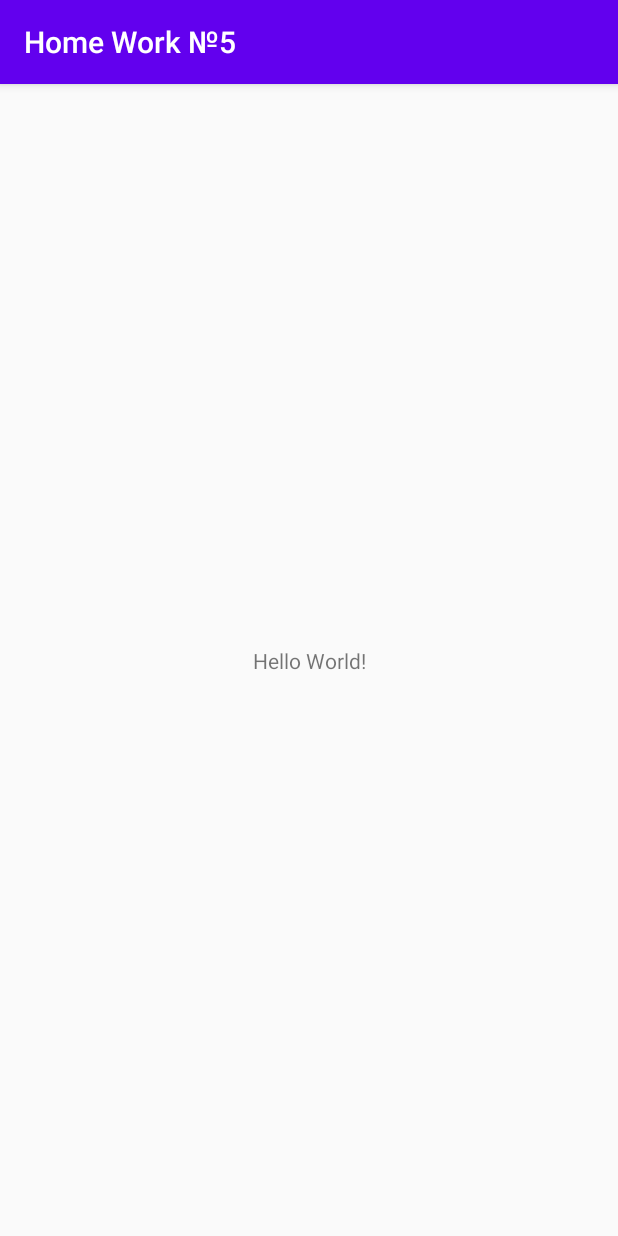
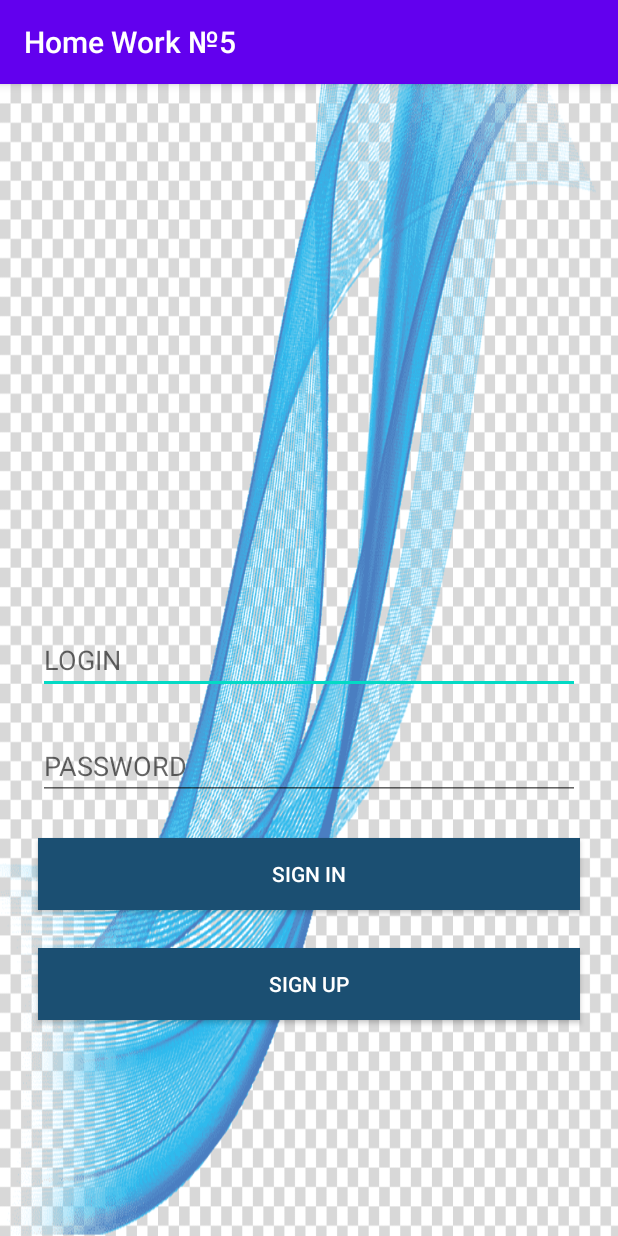
Before and after one commit to Aiperi-Amankulova/Home-Work5, an Android app: the screen it shows after launch (MainActivity), on a phone screen of 412 x 824 dp. Run offline under Robolectric (Android 15) with nearby library versions, the phone set to English and light mode, and no system bars.

Commit message:
Adding new activity

```diff
--- /dev/null
+++ b/app/src/main/java/com/example/homework5/RegistrationActivity.kt
@@ -0,0 +1,4 @@
+package com.example.homework5
+
+class RegistrationActivity {
+}
--- a/app/src/main/res/layout/activity_main.xml
+++ b/app/src/main/res/layout/activity_main.xml
@@ -4,15 +4,54 @@
     xmlns:tools="http://schemas.android.com/tools"
     android:layout_width="match_parent"
     android:layout_height="match_parent"
+    android:background="@drawable/back"
     tools:context=".MainActivity">
 
-    <TextView
-        android:layout_width="wrap_content"
+    <EditText
+        android:id="@+id/loginINFirstActivity"
+        android:layout_width="match_parent"
         android:layout_height="wrap_content"
-        android:text="Hello World!"
+        android:hint="LOGIN"
         app:layout_constraintBottom_toBottomOf="parent"
         app:layout_constraintLeft_toLeftOf="parent"
         app:layout_constraintRight_toRightOf="parent"
-        app:layout_constraintTop_toTopOf="parent" />
+        app:layout_constraintTop_toTopOf="parent"
+        android:layout_margin="25dp"
+        android:textColor="@android:color/black"/>
+    <EditText
+        android:id="@+id/passwordINFirstActivity"
+        android:layout_width="match_parent"
+        android:layout_height="wrap_content"
+        android:hint="PASSWORD"
+        app:layout_constraintTop_toBottomOf="@+id/loginINFirstActivity"
+        app:layout_constraintRight_toRightOf="parent"
+        app:layout_constraintLeft_toLeftOf="parent"
+        android:layout_margin="25dp"
+        />
+    <Button
+        android:id="@+id/btnSignIn"
+        android:layout_width="match_parent"
+        android:layout_height="wrap_content"
+        android:text="SIGN IN"
+        app:layout_constraintTop_toBottomOf="@+id/passwordINFirstActivity"
+        app:layout_constraintRight_toRightOf="parent"
+        app:layout_constraintLeft_toLeftOf="parent"
+        android:layout_margin="25dp"
+        android:background="@color/colorBtn"
+        android:textColor="@color/colorBac"
+        />
+    <Button
+        android:id="@+id/btnSignUp"
+        android:layout_width="match_parent"
+        android:layout_height="wrap_content"
+        android:text="SIGN UP"
+        app:layout_constraintTop_toBottomOf="@+id/btnSignIn"
+        app:layout_constraintRight_toRightOf="parent"
+        app:layout_constraintLeft_toLeftOf="parent"
+        android:layout_margin="25dp"
+        android:background="@color/colorBtn"
+        android:textColor="@color/colorBac"
+        />
+
 
 </androidx.constraintlayout.widget.ConstraintLayout>
--- /dev/null
+++ b/app/src/main/res/layout/activity_registration.xml
@@ -0,0 +1,6 @@
+<?xml version="1.0" encoding="utf-8"?>
+<androidx.constraintlayout.widget.ConstraintLayout
+    xmlns:android="http://schemas.android.com/apk/res/android" android:layout_width="match_parent"
+    android:layout_height="match_parent">
+
+</androidx.constraintlayout.widget.ConstraintLayout>
--- a/app/src/main/res/values/colors.xml
+++ b/app/src/main/res/values/colors.xml
@@ -3,4 +3,7 @@
     <color name="colorPrimary">#6200EE</color>
     <color name="colorPrimaryDark">#3700B3</color>
     <color name="colorAccent">#03DAC5</color>
+    <color name="colorBac">#FFFF</color>
+    <color name="colorWord">#000000</color>
+    <color name="colorBtn">#1B4F72 </color>
 </resources>
```
Also changed, not shown: app/src/main/res/drawable/back.png (added).
